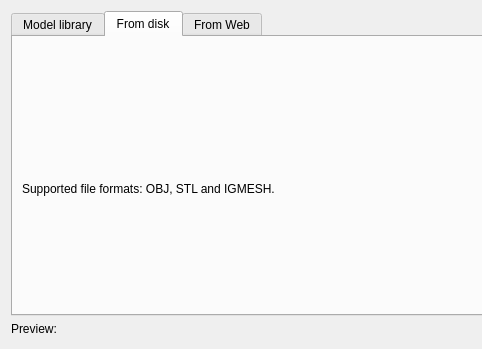
Before: the Qt Designer form gui_client/AddObjectDialog.ui in shipilovden/substrata-metasiberia, drawn with Qt 5; both pictures show x 0 to 482 and y 0 to 349 of the 1124 by 686 pixel window.
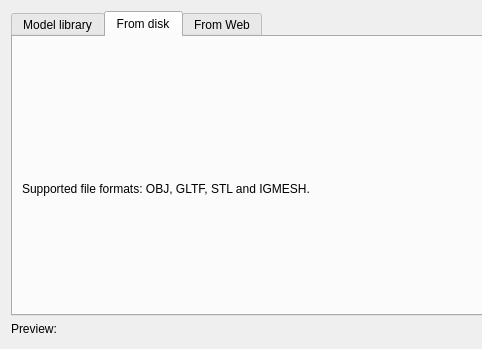
After: the same form once the commit is applied. The open tabs and pages were chosen to show the change. Custom widgets are drawn as their Qt base class.

Commit message: Bumped protocol version. Added tex matrix to WorldMaterial.  Needs to be explicitly stored because it differs between GLTF and Obj etc.. models.

Patch:
```diff
--- a/gui_client/AddObjectDialog.ui
+++ b/gui_client/AddObjectDialog.ui
@@ -47,7 +47,7 @@
        <item>
         <widget class="QLabel" name="label_3">
          <property name="text">
-          <string>Supported file formats: OBJ, STL and IGMESH.</string>
+          <string>Supported file formats: OBJ, GLTF, STL and IGMESH.</string>
          </property>
         </widget>
        </item>
```
The commit also changes 5 other files.
